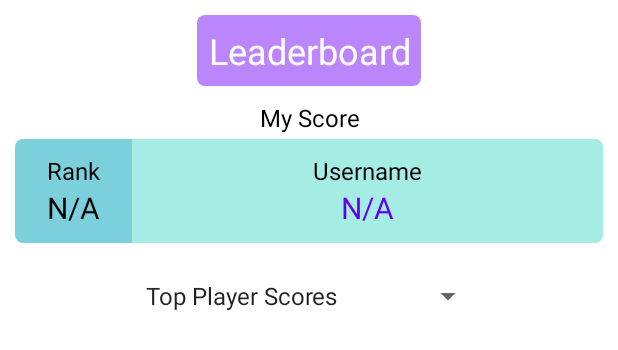
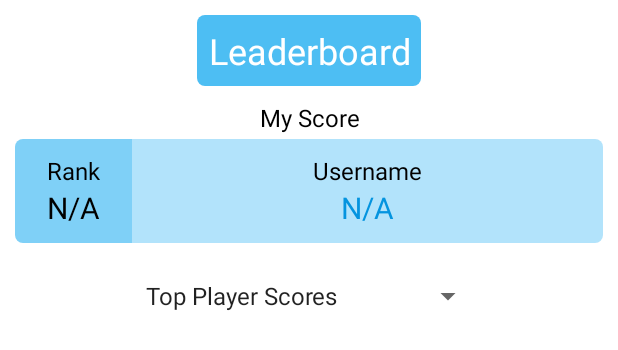
Before and after one commit to CMPUT301W23T13/QRiffic, an Android app: the layout fragment_leaderboard.xml on its own in the app's theme, with its tools: preview values and no code run, on a phone screen of 412 x 824 dp. Shown: the top 350 px of the screen. Run offline under Robolectric (Android 15) with nearby library versions, the phone set to English and light mode, and no system bars.

Commit message:
updated colors and identicon

```diff
--- a/app/src/main/res/layout/fragment_user_profile.xml
+++ b/app/src/main/res/layout/fragment_user_profile.xml
@@ -27,7 +27,7 @@
                 android:layout_width="wrap_content"
                 android:layout_height="match_parent"
                 android:background="@drawable/rounded_left_component"
-                android:backgroundTint="#9D5AFD"
+                android:backgroundTint="@color/profileBlue"
                 android:padding="10dp"
                 android:text="@string/profile_na"
                 android:textAlignment="center"
@@ -149,7 +149,7 @@
             android:layout_marginHorizontal="10dp"
             android:layout_marginTop="3dp"
             android:background="@drawable/rounded_corner"
-            android:backgroundTint="@color/lightBlue"
+            android:backgroundTint="@color/bestQRMon"
 
             android:gravity="center"
             android:orientation="horizontal"
@@ -209,7 +209,7 @@
             android:layout_marginHorizontal="10dp"
             android:layout_marginTop="3dp"
             android:background="@drawable/rounded_corner"
-            android:backgroundTint="@color/lightRed"
+            android:backgroundTint="@color/worstQRMon"
             android:gravity="center"
             android:orientation="horizontal"
             android:padding="8dp">
--- a/app/src/main/res/layout/fragment_user_searched_profile.xml
+++ b/app/src/main/res/layout/fragment_user_searched_profile.xml
@@ -27,7 +27,7 @@
                 android:layout_width="wrap_content"
                 android:layout_height="match_parent"
                 android:background="@drawable/rounded_left_component"
-                android:backgroundTint="#9D5AFD"
+                android:backgroundTint="@color/profileBlue"
                 android:padding="10dp"
                 android:text="@string/profile_na"
                 android:textAlignment="center"
@@ -150,7 +150,7 @@
             android:layout_marginHorizontal="10dp"
             android:layout_marginTop="3dp"
             android:background="@drawable/rounded_corner"
-            android:backgroundTint="@color/lightBlue"
+            android:backgroundTint="@color/bestQRMon"
 
             android:gravity="center"
             android:orientation="horizontal"
@@ -210,7 +210,7 @@
             android:layout_marginHorizontal="10dp"
             android:layout_marginTop="3dp"
             android:background="@drawable/rounded_corner"
-            android:backgroundTint="@color/lightRed"
+            android:backgroundTint="@color/worstQRMon"
             android:gravity="center"
             android:orientation="horizontal"
             android:padding="8dp">
--- a/app/src/main/res/values/colors.xml
+++ b/app/src/main/res/values/colors.xml
@@ -1,16 +1,20 @@
 <?xml version="1.0" encoding="utf-8"?>
 <resources>
-    <color name="purple_200">#FFBB86FC</color>
-    <color name="purple_500">#FF6200EE</color>
-    <color name="purple_700">#FF3700B3</color>
+    <color name="purple_200">#4dbef3</color>
+    <color name="purple_500">#0494df</color>
+    <color name="purple_700">#0471b7</color>
+    <color name="profileBlue">#02a2ee</color>
+    <color name="profilePurple">#9D5AFD</color>
+    <color name="bestQRMon">#d4c0fb</color>
+    <color name="worstQRMon">#f3b8e1</color>
     <color name="teal_200">#FF03DAC5</color>
     <color name="teal_700">#FF018786</color>
     <color name="black">#FF000000</color>
     <color name="white">#FFFFFFFF</color>
     <color name="boxGrey">#E1E3E5</color>
     <color name="boxDarkGrey">#C5C7C9</color>
-    <color name="mediumBlue">#7CD0DC</color>
-    <color name="lightBlue">#A5ECE4</color>
+    <color name="mediumBlue">#7fd0f7</color>
+    <color name="lightBlue">#b2e3fb</color>
     <color name="mediumRed">#DF5B5B</color>
     <color name="lightRed">#FDBBBB</color>
 </resources>
```
Also changed, not shown: app/src/main/res/drawable/eg_identicon.png.
